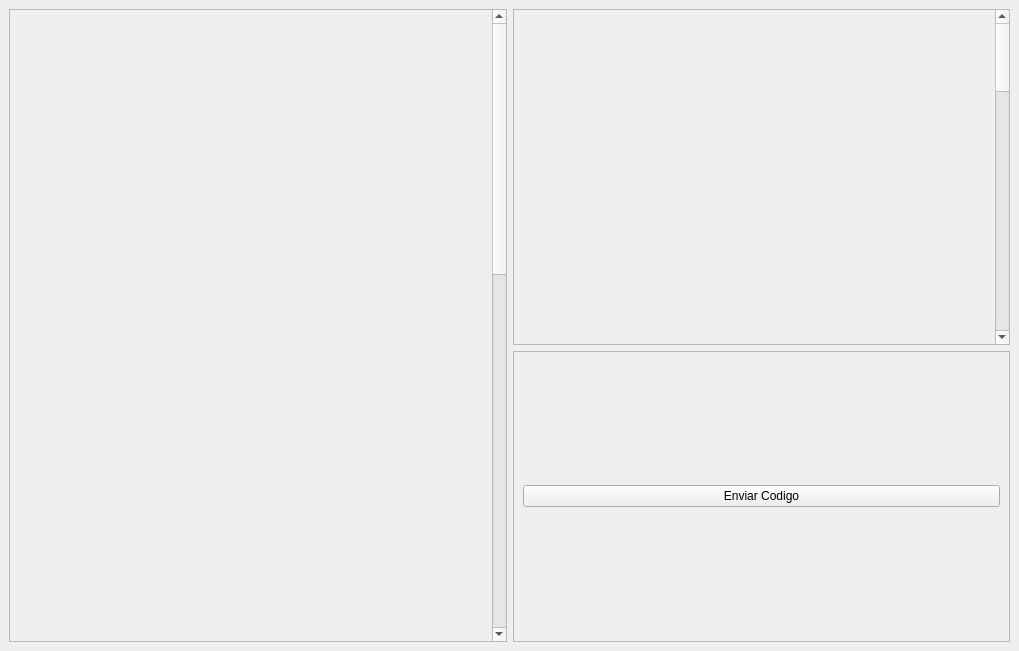
Before: the Qt Designer form Interfaz/forms/MainWindow.ui in Cotue/CodeCoach, drawn with Qt 5.
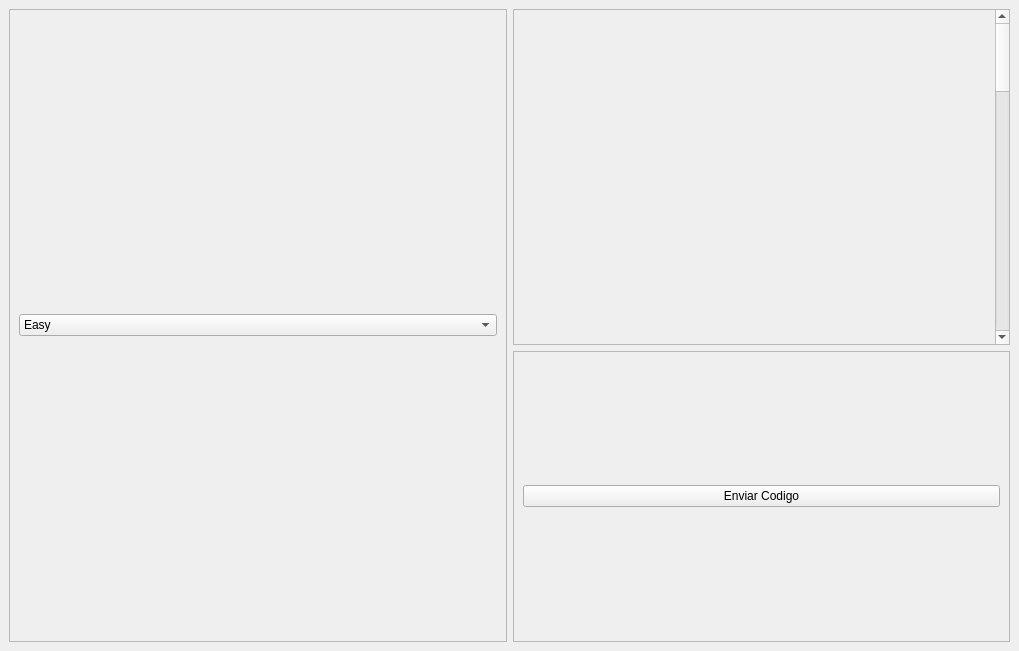
After: the same form once the commit is applied.

The edit to the form file:
```diff
--- a/Interfaz/forms/MainWindow.ui
+++ b/Interfaz/forms/MainWindow.ui
@@ -31,22 +31,28 @@
         <rect>
          <x>0</x>
          <y>0</y>
-         <width>484</width>
-         <height>1518</height>
+         <width>496</width>
+         <height>631</height>
         </rect>
        </property>
        <layout class="QVBoxLayout" name="verticalLayout_5">
         <item>
-         <widget class="QLabel" name="label_3">
-          <property name="minimumSize">
-           <size>
-            <width>0</width>
-            <height>1500</height>
-           </size>
-          </property>
-          <property name="text">
-           <string>TextLabel</string>
-          </property>
+         <widget class="QComboBox" name="comboBox">
+          <item>
+           <property name="text">
+            <string>Easy</string>
+           </property>
+          </item>
+          <item>
+           <property name="text">
+            <string>Mid</string>
+           </property>
+          </item>
+          <item>
+           <property name="text">
+            <string>Hard</string>
+           </property>
+          </item>
          </widget>
         </item>
        </layout>
```
